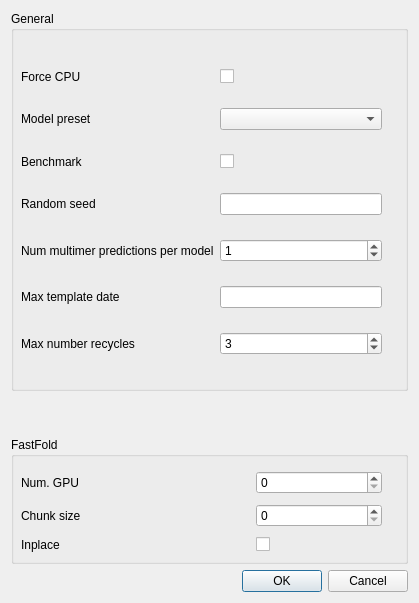
This is guifold/ui/advanced_params.ui in fmi-basel/GUIFold as Qt 5 draws it before an edit. The edited form follows.
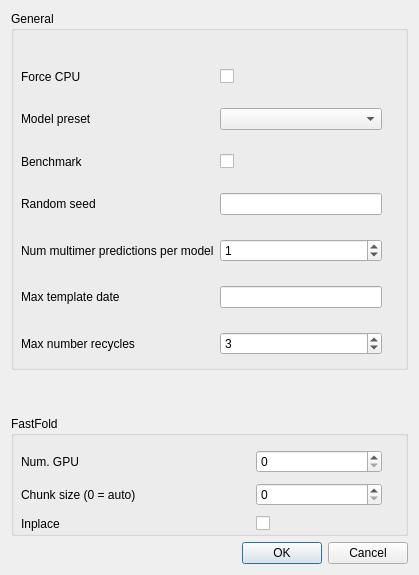
This is the edited form.

```diff
--- a/guifold/ui/advanced_params.ui
+++ b/guifold/ui/advanced_params.ui
@@ -7,7 +7,7 @@
     <x>0</x>
     <y>0</y>
     <width>419</width>
-    <height>603</height>
+    <height>575</height>
    </rect>
   </property>
   <property name="sizePolicy">
@@ -183,7 +183,11 @@
           <enum>QLayout::SetDefaultConstraint</enum>
          </property>
          <item row="1" column="2">
-          <widget class="QSpinBox" name="sbo_jobparams_chunk_size"/>
+          <widget class="QSpinBox" name="sbo_jobparams_chunk_size">
+           <property name="maximum">
+            <number>1000000000</number>
+           </property>
+          </widget>
          </item>
          <item row="0" column="2">
           <widget class="QSpinBox" name="sbo_jobparams_num_gpu"/>
@@ -212,7 +216,7 @@
          <item row="1" column="0">
           <widget class="QLabel" name="label_2">
            <property name="text">
-            <string>Chunk size</string>
+            <string>Chunk size (0 = auto)</string>
            </property>
           </widget>
          </item>
```
